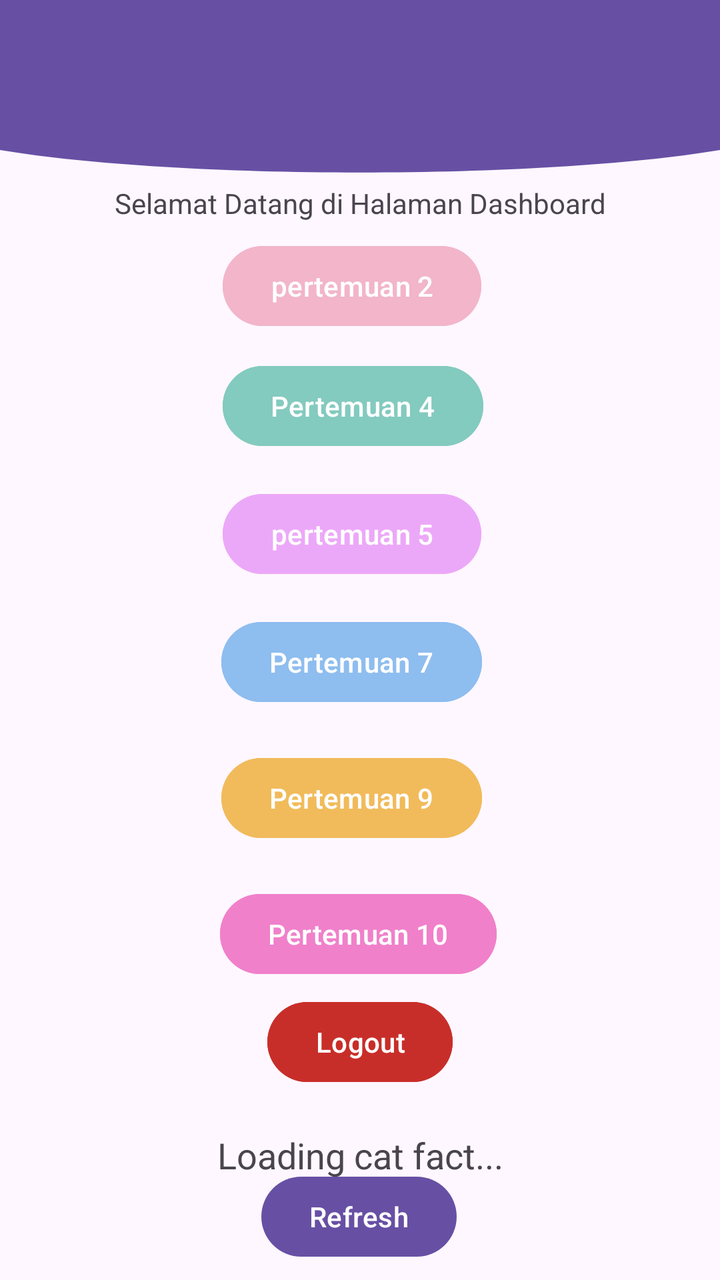
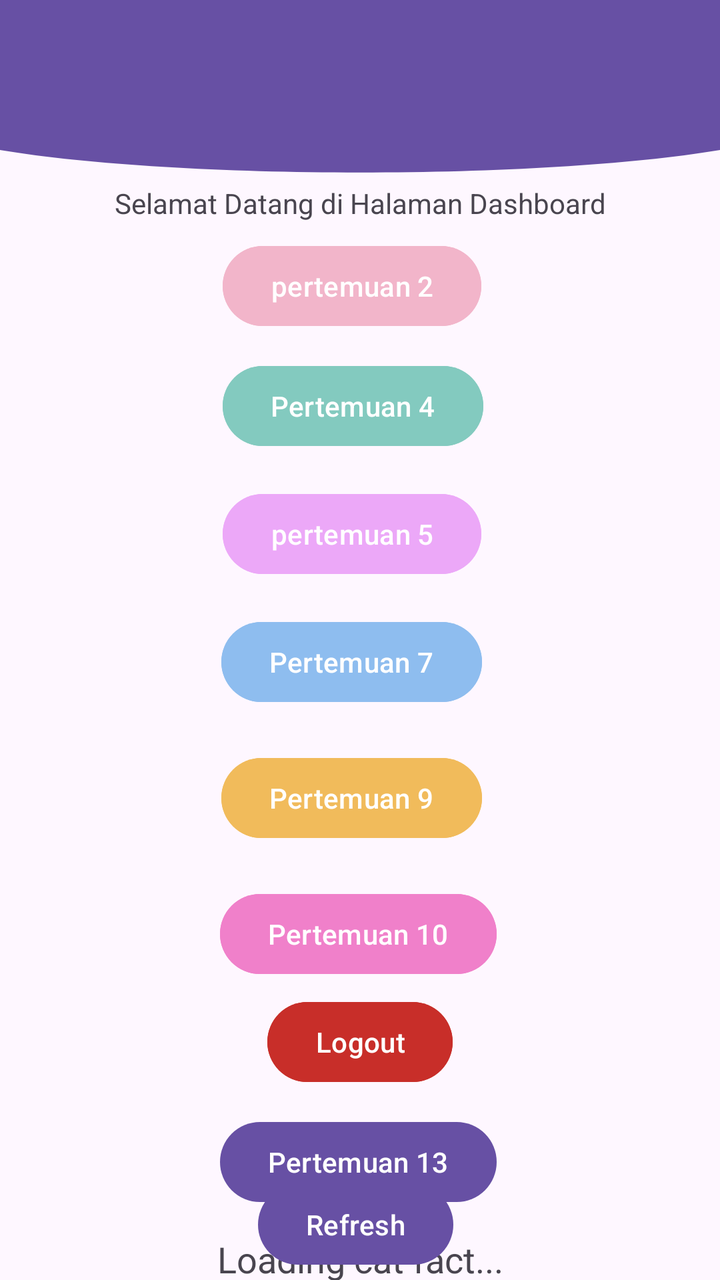

An Android layout rendered at two revisions. The XML below is the earlier revision; the diff shows what the commit changed to produce the second picture.
<!-- AndroidManifest.xml: application theme Theme.NaylaApps -->
<!-- res/layout/fragment_home.xml -->
<?xml version="1.0" encoding="utf-8"?>
<androidx.constraintlayout.widget.ConstraintLayout xmlns:android="http://schemas.android.com/apk/res/android"
    xmlns:tools="http://schemas.android.com/tools"
    android:layout_width="match_parent"
    android:layout_height="match_parent"
    xmlns:app="http://schemas.android.com/apk/res-auto"
    tools:context=".Home.HomeFragment">

    <View
        android:id="@+id/background_header"
        android:layout_width="0dp"
        android:layout_height="100dp"
        android:background="@drawable/bg_header_wave"
        app:layout_constraintStart_toStartOf="parent"
        app:layout_constraintEnd_toEndOf="parent"
        app:layout_constraintTop_toTopOf="parent"/>


    <androidx.appcompat.widget.Toolbar
        android:id="@+id/toolbar"
        android:layout_width="410dp"
        android:layout_height="54dp"
        android:layout_marginTop="4dp"
        android:background="?attr/colorPrimary"
        app:layout_constraintEnd_toEndOf="parent"
        app:layout_constraintHorizontal_bias="1.0"
        app:layout_constraintStart_toStartOf="parent"
        app:layout_constraintTop_toTopOf="parent"
        app:layout_scrollFlags="scroll|enterAlways"
        app:titleTextColor="@android:color/white" />

    <Button
        android:id="@+id/btnMain"
        android:layout_width="wrap_content"
        android:layout_height="wrap_content"
        android:layout_marginTop="12dp"
        android:backgroundTint="#83CABF"
        android:text="Pertemuan 4"
        app:layout_constraintEnd_toEndOf="parent"
        app:layout_constraintHorizontal_bias="0.485"
        app:layout_constraintStart_toStartOf="parent"
        app:layout_constraintTop_toBottomOf="@+id/btnToSecond" />

    <androidx.constraintlayout.widget.Group
        android:layout_width="wrap_content"
        android:layout_height="wrap_content"/>


    <Button
        android:id="@+id/btnToSecond"
        android:layout_width="wrap_content"
        android:layout_height="wrap_content"
        android:layout_marginTop="8dp"
        android:backgroundTint="#F2B5CA"
        android:text="pertemuan 2"
        app:layout_constraintEnd_toEndOf="parent"
        app:layout_constraintHorizontal_bias="0.483"
        app:layout_constraintStart_toStartOf="parent"
        app:layout_constraintTop_toBottomOf="@+id/textView3" />

    <Button
        android:id="@+id/btnToFifth"
        android:layout_width="wrap_content"
        android:layout_height="wrap_content"
        android:layout_marginTop="16dp"
        android:backgroundTint="#ECA8F8"
        android:text="pertemuan 5"
        app:layout_anchor="@+id/btnMain"
        app:layout_anchorGravity="end|bottom"
        app:layout_constraintEnd_toEndOf="parent"
        app:layout_constraintHorizontal_bias="0.483"
        app:layout_constraintStart_toStartOf="parent"
        app:layout_constraintTop_toBottomOf="@+id/btnMain" />

    <Button
        android:id="@+id/btnLogout"
        android:layout_width="wrap_content"
        android:layout_height="wrap_content"
        android:backgroundTint="#C82E29"
        android:text="Logout"

        app:layout_constraintBottom_toBottomOf="parent"
        app:layout_constraintEnd_toEndOf="parent"
        app:layout_constraintStart_toStartOf="parent"
        app:layout_constraintTop_toBottomOf="@+id/btnToTenth"
        app:layout_constraintVertical_bias="0.058" />

    <TextView
        android:id="@+id/tvCatFact"
        android:layout_width="279dp"
        android:layout_height="33dp"
        android:layout_marginTop="16dp"
        android:gravity="center"
        android:text="Loading cat fact..."
        android:textAlignment="center"
        android:textSize="18sp"
        app:layout_constraintEnd_toEndOf="parent"
        app:layout_constraintStart_toStartOf="parent"
        app:layout_constraintTop_toBottomOf="@+id/btnLogout" />

    <Button
        android:id="@+id/btnRefresh"
        android:layout_width="wrap_content"
        android:layout_height="wrap_content"
        android:layout_marginTop="36dp"
        android:text="Refresh"
        app:layout_constraintBottom_toBottomOf="parent"
        app:layout_constraintEnd_toEndOf="parent"
        app:layout_constraintHorizontal_bias="0.498"
        app:layout_constraintStart_toStartOf="parent"
        app:layout_constraintTop_toBottomOf="@+id/btnLogout"
        app:layout_constraintVertical_bias="0.315" />

    <Button
        android:id="@+id/btnToSeventh"
        android:layout_width="wrap_content"
        android:layout_height="wrap_content"
        android:layout_marginTop="16dp"
        android:backgroundTint="#8EBDEF"
        android:text="Pertemuan 7"
        app:layout_constraintEnd_toEndOf="parent"
        app:layout_constraintHorizontal_bias="0.482"
        app:layout_constraintStart_toStartOf="parent"
        app:layout_constraintTop_toBottomOf="@+id/btnToFifth" />

    <TextView
        android:id="@+id/textView3"
        android:layout_width="wrap_content"
        android:layout_height="wrap_content"
        android:layout_marginTop="92dp"
        android:text="Selamat Datang di Halaman Dashboard"
        app:layout_constraintEnd_toEndOf="parent"
        app:layout_constraintStart_toStartOf="parent"
        app:layout_constraintTop_toTopOf="parent" />

    <Button
        android:id="@+id/btnToNinth"
        android:layout_width="wrap_content"
        android:layout_height="wrap_content"
        android:layout_marginTop="20dp"
        android:backgroundTint="#f1bb5b"
        android:text="Pertemuan 9"
        app:layout_constraintEnd_toEndOf="parent"
        app:layout_constraintHorizontal_bias="0.482"
        app:layout_constraintStart_toStartOf="parent"
        app:layout_constraintTop_toBottomOf="@+id/btnToSeventh" />

    <Button
        android:id="@+id/btnToTenth"
        android:layout_width="wrap_content"
        android:layout_height="wrap_content"
        android:layout_marginTop="20dp"
        android:backgroundTint="#f080ca"
        android:text="Pertemuan 10"
        app:layout_constraintEnd_toEndOf="parent"
        app:layout_constraintHorizontal_bias="0.496"
        app:layout_constraintStart_toStartOf="parent"
        app:layout_constraintTop_toBottomOf="@+id/btnToNinth" />

</androidx.constraintlayout.widget.ConstraintLayout>
<!-- resources referenced by this layout -->
<resources>
  <!-- drawable bg_header_wave (drawable) -->
  <vector xmlns:android="http://schemas.android.com/apk/res/android"
      android:width="100dp"
      android:height="100dp"
      android:viewportWidth="100"
      android:viewportHeight="100">
  
      
      <path
          android:fillColor="?attr/colorPrimary"
          android:pathData="
              M0,0
              L100,0
              L100,40
              C 75,55
                25,20
                0,40
              Z" />
  
      <path
          android:fillColor="?attr/colorPrimary"
          android:pathData="
              M0,0
              L100,0
              L100,75
              C 75,90
                25,90
                0,75
              Z" />
  </vector>
  <style name="Theme.NaylaApps" parent="Base.Theme.NaylaApps" />
  <style name="Base.Theme.NaylaApps" parent="Theme.Material3.DayNight.NoActionBar">
          
          
      </style>
</resources>

<!-- the commit's change to res/layout/fragment_home.xml (unified diff, before → after) -->
@@ -89,14 +89,14 @@
         android:id="@+id/tvCatFact"
         android:layout_width="279dp"
         android:layout_height="33dp"
-        android:layout_marginTop="16dp"
+        android:layout_marginTop="8dp"
         android:gravity="center"
         android:text="Loading cat fact..."
         android:textAlignment="center"
         android:textSize="18sp"
         app:layout_constraintEnd_toEndOf="parent"
         app:layout_constraintStart_toStartOf="parent"
-        app:layout_constraintTop_toBottomOf="@+id/btnLogout" />
+        app:layout_constraintTop_toBottomOf="@+id/btnToThirteen" />
 
     <Button
         android:id="@+id/btnRefresh"
@@ -106,10 +106,10 @@
         android:text="Refresh"
         app:layout_constraintBottom_toBottomOf="parent"
         app:layout_constraintEnd_toEndOf="parent"
-        app:layout_constraintHorizontal_bias="0.498"
+        app:layout_constraintHorizontal_bias="0.492"
         app:layout_constraintStart_toStartOf="parent"
         app:layout_constraintTop_toBottomOf="@+id/btnLogout"
-        app:layout_constraintVertical_bias="0.315" />
+        app:layout_constraintVertical_bias="0.677" />
 
     <Button
         android:id="@+id/btnToSeventh"
@@ -157,4 +157,15 @@
         app:layout_constraintStart_toStartOf="parent"
         app:layout_constraintTop_toBottomOf="@+id/btnToNinth" />
 
+    <Button
+        android:id="@+id/btnToThirteen"
+        android:layout_width="wrap_content"
+        android:layout_height="wrap_content"
+        android:layout_marginTop="12dp"
+        android:text="Pertemuan 13"
+        app:layout_constraintEnd_toEndOf="parent"
+        app:layout_constraintHorizontal_bias="0.496"
+        app:layout_constraintStart_toStartOf="parent"
+        app:layout_constraintTop_toBottomOf="@+id/btnLogout" />
+
 </androidx.constraintlayout.widget.ConstraintLayout>
